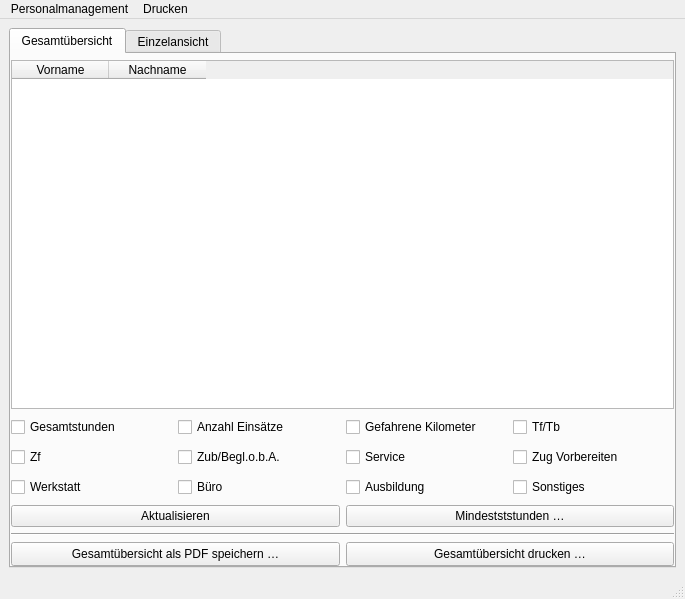
Qt form Programm/personalwindow.ui (philjosch/Einsatzplaner) before a commit.
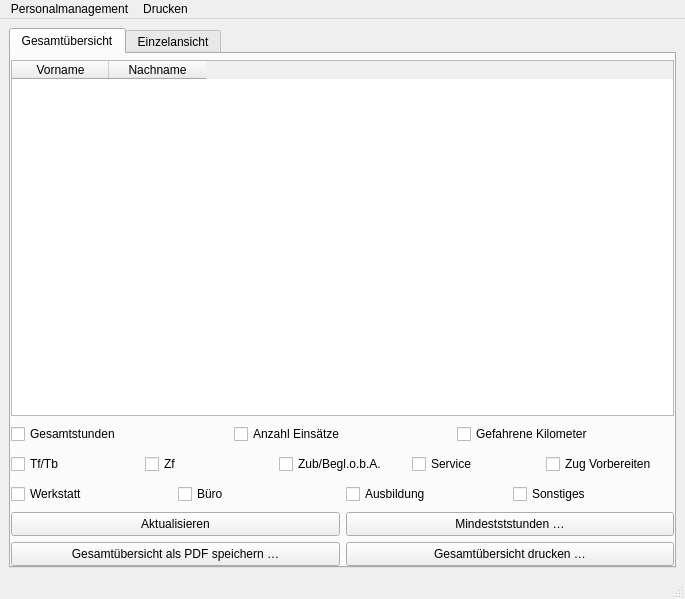
The same form after that commit.

```diff
--- a/Programm/personalwindow.ui
+++ b/Programm/personalwindow.ui
@@ -36,7 +36,7 @@
        <attribute name="title">
         <string>Gesamtübersicht</string>
        </attribute>
-       <layout class="QGridLayout" name="gridLayout" rowstretch="1,0,0,0,0,0,0" columnstretch="1,1,1,1" rowminimumheight="0,20,20,20,20,3,20">
+       <layout class="QGridLayout" name="gridLayout_10" rowstretch="1,0,0,0,0,0" columnstretch="1,1,1,1" rowminimumheight="0,0,0,0,24,24">
         <property name="leftMargin">
          <number>0</number>
         </property>
@@ -52,99 +52,9 @@
         <property name="spacing">
          <number>6</number>
         </property>
-        <item row="0" column="0" colspan="4">
-         <widget class="QTableWidget" name="tabelleGesamt">
-          <property name="editTriggers">
-           <set>QAbstractItemView::NoEditTriggers</set>
-          </property>
-          <property name="sortingEnabled">
-           <bool>true</bool>
-          </property>
-          <attribute name="horizontalHeaderDefaultSectionSize">
-           <number>97</number>
-          </attribute>
-          <attribute name="horizontalHeaderShowSortIndicator" stdset="0">
-           <bool>true</bool>
-          </attribute>
-          <column>
-           <property name="text">
-            <string>Vorname</string>
-           </property>
-          </column>
-          <column>
-           <property name="text">
-            <string>Nachname</string>
-           </property>
-          </column>
-         </widget>
-        </item>
-        <item row="1" column="0">
-         <widget class="QCheckBox" name="checkShowGesamt">
-          <property name="minimumSize">
-           <size>
-            <width>0</width>
-            <height>24</height>
-           </size>
-          </property>
-          <property name="maximumSize">
-           <size>
-            <width>16777215</width>
-            <height>24</height>
-           </size>
-          </property>
-          <property name="text">
-           <string>Gesamtstunden</string>
-          </property>
-          <property name="checked">
-           <bool>false</bool>
-          </property>
-         </widget>
-        </item>
-        <item row="1" column="1">
-         <widget class="QCheckBox" name="checkShowAnzahl">
-          <property name="minimumSize">
-           <size>
-            <width>0</width>
-            <height>24</height>
-           </size>
-          </property>
-          <property name="maximumSize">
-           <size>
-            <width>16777215</width>
-            <height>24</height>
-           </size>
-          </property>
-          <property name="text">
-           <string>Anzahl Einsätze</string>
-          </property>
-          <property name="checked">
-           <bool>false</bool>
-          </property>
-         </widget>
-        </item>
-        <item row="1" column="2">
-         <widget class="QCheckBox" name="checkShowKilometer">
-          <property name="minimumSize">
-           <size>
-            <width>0</width>
-            <height>24</height>
-           </size>
-          </property>
-          <property name="maximumSize">
-           <size>
-            <width>16777215</width>
-            <height>24</height>
-           </size>
-          </property>
-          <property name="text">
-           <string>Gefahrene Kilometer</string>
-          </property>
-          <property name="checked">
-           <bool>false</bool>
-          </property>
-         </widget>
-        </item>
-        <item row="1" column="3">
+        <item row="2" column="0" colspan="4">
+         <layout class="QGridLayout" name="gridFahrdienst" columnstretch="1,1,1,1,1">
+          <item row="0" column="0">
          <widget class="QCheckBox" name="checkShowTf">
           <property name="minimumSize">
            <size>
@@ -166,7 +76,7 @@
           </property>
          </widget>
         </item>
-        <item row="2" column="0">
+          <item row="0" column="1">
          <widget class="QCheckBox" name="checkShowZf">
           <property name="minimumSize">
            <size>
@@ -188,7 +98,7 @@
           </property>
          </widget>
         </item>
-        <item row="2" column="1">
+          <item row="0" column="2">
          <widget class="QCheckBox" name="checkShowZub">
           <property name="minimumSize">
            <size>
@@ -210,7 +120,7 @@
           </property>
          </widget>
         </item>
-        <item row="2" column="2">
+          <item row="0" column="3">
          <widget class="QCheckBox" name="checkShowService">
           <property name="minimumSize">
            <size>
@@ -232,7 +142,7 @@
           </property>
          </widget>
         </item>
-        <item row="2" column="3">
+          <item row="0" column="4">
          <widget class="QCheckBox" name="checkShowVorbereiten">
           <property name="minimumSize">
            <size>
@@ -254,8 +164,12 @@
           </property>
          </widget>
         </item>
-        <item row="3" column="0">
-         <widget class="QCheckBox" name="checkShowWerkstatt">
+         </layout>
+        </item>
+        <item row="1" column="0" colspan="4">
+         <layout class="QGridLayout" name="gridAllgemein" columnstretch="1,1,1">
+          <item row="0" column="0">
+           <widget class="QCheckBox" name="checkShowGesamt">
           <property name="minimumSize">
            <size>
             <width>0</width>
@@ -269,15 +183,15 @@
            </size>
           </property>
           <property name="text">
-           <string>Werkstatt</string>
+             <string>Gesamtstunden</string>
           </property>
           <property name="checked">
            <bool>false</bool>
           </property>
          </widget>
         </item>
-        <item row="3" column="1">
-         <widget class="QCheckBox" name="checkShowBuero">
+          <item row="0" column="1">
+           <widget class="QCheckBox" name="checkShowAnzahl">
           <property name="minimumSize">
            <size>
             <width>0</width>
@@ -291,22 +205,58 @@
            </size>
           </property>
           <property name="text">
-           <string>Büro</string>
+             <string>Anzahl Einsätze</string>
           </property>
           <property name="checked">
            <bool>false</bool>
           </property>
          </widget>
+          </item>
+          <item row="0" column="2">
+           <widget class="QCheckBox" name="checkShowKilometer">
+            <property name="minimumSize">
+             <size>
+              <width>0</width>
+              <height>24</height>
+             </size>
+            </property>
+            <property name="maximumSize">
+             <size>
+              <width>16777215</width>
+              <height>24</height>
+             </size>
+            </property>
+            <property name="text">
+             <string>Gefahrene Kilometer</string>
+            </property>
+            <property name="checked">
+             <bool>false</bool>
+            </property>
+           </widget>
+          </item>
+         </layout>
         </item>
         <item row="3" column="2">
          <widget class="QCheckBox" name="checkShowAusbildung">
+          <property name="minimumSize">
+           <size>
+            <width>0</width>
+            <height>24</height>
+           </size>
+          </property>
+          <property name="maximumSize">
+           <size>
+            <width>16777215</width>
+            <height>24</height>
+           </size>
+          </property>
           <property name="text">
            <string>Ausbildung</string>
           </property>
          </widget>
         </item>
-        <item row="3" column="3">
-         <widget class="QCheckBox" name="checkShowSonstiges">
+        <item row="5" column="0" colspan="2">
+         <widget class="QPushButton" name="pushPDF">
           <property name="minimumSize">
            <size>
             <width>0</width>
@@ -320,29 +270,7 @@
            </size>
           </property>
           <property name="text">
-           <string>Sonstiges</string>
-          </property>
-          <property name="checked">
-           <bool>false</bool>
-          </property>
-         </widget>
-        </item>
-        <item row="4" column="0" colspan="2">
-         <widget class="QPushButton" name="pushAktualisieren">
-          <property name="maximumSize">
-           <size>
-            <width>16777215</width>
-            <height>24</height>
-           </size>
-          </property>
-          <property name="toolTip">
-           <string>Die Werte neuberechnen und die Anzeige aktualisieren</string>
-          </property>
-          <property name="statusTip">
-           <string>Die Werte neuberechnen und die Anzeige aktualisieren</string>
-          </property>
-          <property name="text">
-           <string>Aktualisieren</string>
+           <string>Gesamtübersicht als PDF speichern …</string>
           </property>
          </widget>
         </item>
@@ -359,15 +287,27 @@
           </property>
          </widget>
         </item>
-        <item row="5" column="0" colspan="4">
-         <widget class="Line" name="line_3">
-          <property name="orientation">
-           <enum>Qt::Horizontal</enum>
+        <item row="4" column="0" colspan="2">
+         <widget class="QPushButton" name="pushAktualisieren">
+          <property name="maximumSize">
+           <size>
+            <width>16777215</width>
+            <height>24</height>
+           </size>
           </property>
+          <property name="toolTip">
+           <string>Die Werte neuberechnen und die Anzeige aktualisieren</string>
+          </property>
+          <property name="statusTip">
+           <string>Die Werte neuberechnen und die Anzeige aktualisieren</string>
+          </property>
+          <property name="text">
+           <string>Aktualisieren</string>
+          </property>
          </widget>
         </item>
-        <item row="6" column="0" colspan="2">
-         <widget class="QPushButton" name="pushPDF">
+        <item row="3" column="3">
+         <widget class="QCheckBox" name="checkShowSonstiges">
           <property name="minimumSize">
            <size>
             <width>0</width>
@@ -381,11 +321,84 @@
            </size>
           </property>
           <property name="text">
-           <string>Gesamtübersicht als PDF speichern …</string>
+           <string>Sonstiges</string>
           </property>
+          <property name="checked">
+           <bool>false</bool>
+          </property>
          </widget>
         </item>
-        <item row="6" column="2" colspan="2">
+        <item row="0" column="0" colspan="4">
+         <widget class="QTableWidget" name="tabelleGesamt">
+          <property name="editTriggers">
+           <set>QAbstractItemView::NoEditTriggers</set>
+          </property>
+          <property name="sortingEnabled">
+           <bool>true</bool>
+          </property>
+          <attribute name="horizontalHeaderDefaultSectionSize">
+           <number>97</number>
+          </attribute>
+          <attribute name="horizontalHeaderShowSortIndicator" stdset="0">
+           <bool>true</bool>
+          </attribute>
+          <column>
+           <property name="text">
+            <string>Vorname</string>
+           </property>
+          </column>
+          <column>
+           <property name="text">
+            <string>Nachname</string>
+           </property>
+          </column>
+         </widget>
+        </item>
+        <item row="3" column="0">
+         <widget class="QCheckBox" name="checkShowWerkstatt">
+          <property name="minimumSize">
+           <size>
+            <width>0</width>
+            <height>24</height>
+           </size>
+          </property>
+          <property name="maximumSize">
+           <size>
+            <width>16777215</width>
+            <height>24</height>
+           </size>
+          </property>
+          <property name="text">
+           <string>Werkstatt</string>
+          </property>
+          <property name="checked">
+           <bool>false</bool>
+          </property>
+         </widget>
+        </item>
+        <item row="3" column="1">
+         <widget class="QCheckBox" name="checkShowBuero">
+          <property name="minimumSize">
+           <size>
+            <width>0</width>
+            <height>24</height>
+           </size>
+          </property>
+          <property name="maximumSize">
+           <size>
+            <width>16777215</width>
+            <height>24</height>
+           </size>
+          </property>
+          <property name="text">
+           <string>Büro</string>
+          </property>
+          <property name="checked">
+           <bool>false</bool>
+          </property>
+         </widget>
+        </item>
+        <item row="5" column="2" colspan="2">
          <widget class="QPushButton" name="pushPrint">
           <property name="maximumSize">
            <size>
```
Left out of the diff: 2 changed lines with no effect on the pictures. Lines whose indentation alone changed are shown as unchanged.
